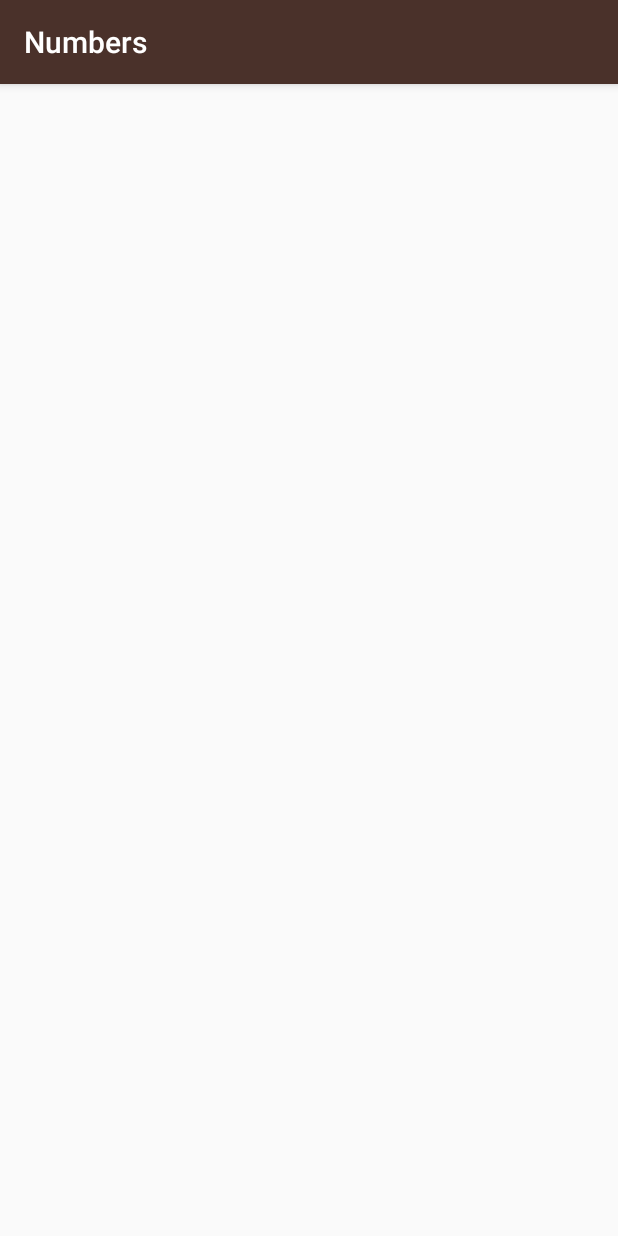
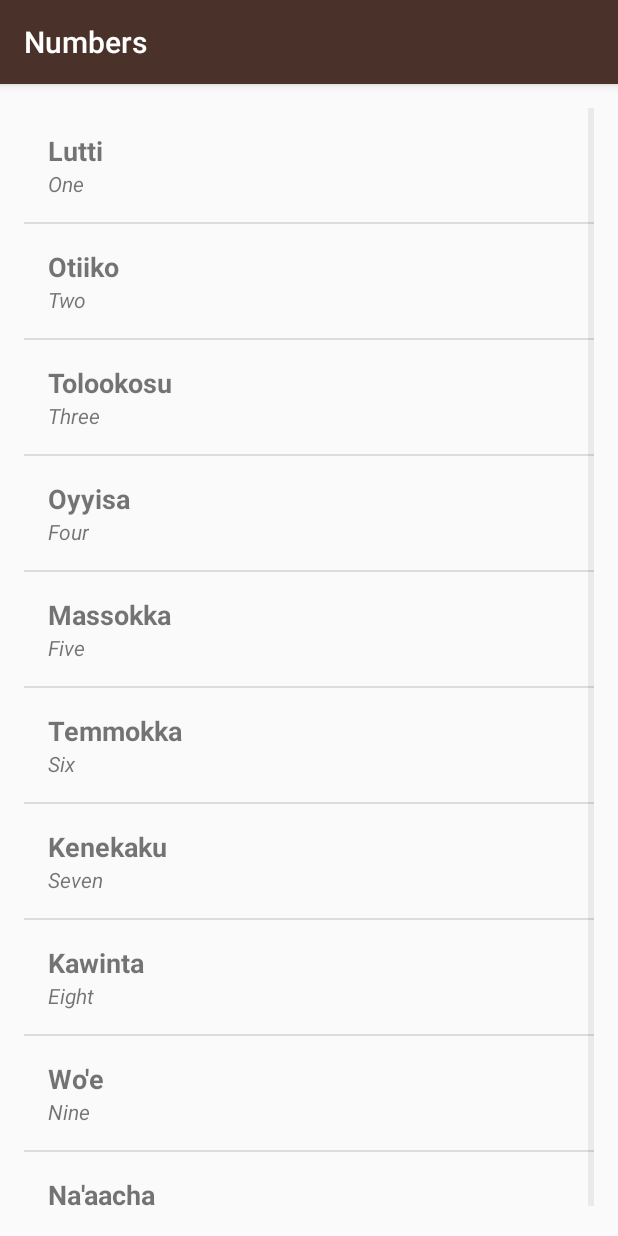
Before and after one commit to saraqp/Miwok, an Android app: the NumbersActivity screen opened directly, with no data from a screen before it, on a phone screen of 412 x 824 dp. Run offline under Robolectric (Android 15) with nearby library versions, the phone set to English and light mode, and no system bars.

Commit message:
base programa miwok -Numbers partes realizadas:       -> Clase Word -true       -> Clase WordAdapter -true       -> Layout ItemList -true

```diff
--- a/app/src/main/java/quesado/prado/saramaria/miwok/NumbersActivity.java
+++ b/app/src/main/java/quesado/prado/saramaria/miwok/NumbersActivity.java
@@ -33,7 +33,7 @@ public class NumbersActivity extends AppCompatActivity {
         words.add(new Word("Nine","Wo'e"));
         words.add(new Word("Ten","Na'aacha"));
 
-        WordAdapter adapter = new WordAdapter(this, R.layout.item_list_layout, words);
+        WordAdapter adapter = new WordAdapter(this, words);
         ListView listView= (ListView) findViewById(R.id.NumbersListView);
         listView.setAdapter(adapter);
 
--- a/app/src/main/java/quesado/prado/saramaria/miwok/adapter/WordAdapter.java
+++ b/app/src/main/java/quesado/prado/saramaria/miwok/adapter/WordAdapter.java
@@ -6,6 +6,9 @@ import android.view.LayoutInflater;
 import android.view.View;
 import android.view.ViewGroup;
 import android.widget.ArrayAdapter;
+import android.widget.TextView;
+
+import org.w3c.dom.Text;
 
 import java.util.ArrayList;
 
@@ -13,8 +16,8 @@ import quesado.prado.saramaria.miwok.R;
 import quesado.prado.saramaria.miwok.Word;
 
 public class WordAdapter extends ArrayAdapter<Word> {
-    public WordAdapter(@NonNull Context context, int resource, ArrayList<Word> words) {
-        super(context, resource);
+    public WordAdapter(@NonNull Context context, ArrayList<Word> words) {
+        super(context,0, words);
     }
 
     public View getView(int position, View convertView, ViewGroup parent){
@@ -23,5 +26,11 @@ public class WordAdapter extends ArrayAdapter<Word> {
             listItemView= LayoutInflater.from(getContext()).inflate(R.layout.item_list_layout,parent,false);
         }
         Word word=getItem(position);
+        TextView miwok_word= (TextView) listItemView.findViewById(R.id.miwokTextView);
+        miwok_word.setText(word.getWord_miwok());
+
+        TextView ingles_word= (TextView) listItemView.findViewById(R.id.inglesTextView);
+        ingles_word.setText(word.getWord_ingles());
+        return listItemView;
     }
 }
```
